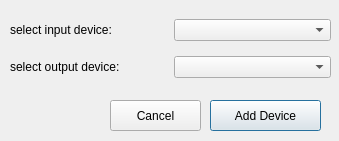
Before: the Qt Designer form addsounddev.ui in AWAH-SIP/AWAH-SIP_Desktop-GUI, drawn with Qt 5.
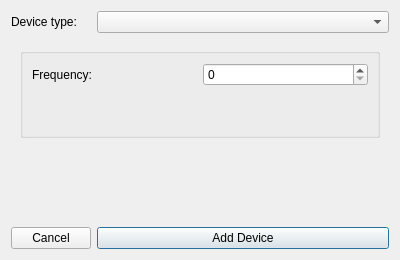
After: the same form once the commit is applied. The open tabs and pages were chosen to show the change.

Commit message: issue #17 combined sound dev buttons to one

```diff
--- a/addsounddev.ui
+++ b/addsounddev.ui
@@ -6,79 +6,187 @@
    <rect>
     <x>0</x>
     <y>0</y>
-    <width>339</width>
-    <height>141</height>
+    <width>400</width>
+    <height>260</height>
    </rect>
   </property>
   <property name="minimumSize">
    <size>
-    <width>339</width>
-    <height>141</height>
+    <width>400</width>
+    <height>260</height>
    </size>
   </property>
   <property name="maximumSize">
    <size>
-    <width>339</width>
-    <height>141</height>
+    <width>10000</width>
+    <height>10000</height>
    </size>
   </property>
   <property name="windowTitle">
    <string>add sound device</string>
   </property>
-  <widget class="QWidget" name="layoutWidget">
-   <property name="geometry">
-    <rect>
-     <x>10</x>
-     <y>10</y>
-     <width>321</width>
-     <height>78</height>
-    </rect>
-   </property>
-   <layout class="QGridLayout" name="gridLayout">
-    <item row="1" column="1">
-     <widget class="QComboBox" name="comboBox_PbDev"/>
-    </item>
+  <layout class="QFormLayout" name="formLayout">
     <item row="0" column="0">
-     <widget class="QLabel" name="label_indev">
+    <widget class="QLabel" name="labelDeviceType">
       <property name="text">
-       <string>select input device:</string>
+      <string>Device type:</string>
       </property>
      </widget>
     </item>
+   <item row="0" column="1">
+    <widget class="QComboBox" name="comboBox_devType">
+     <property name="minimumSize">
+      <size>
+       <width>140</width>
+       <height>0</height>
+      </size>
+     </property>
+    </widget>
+   </item>
+   <item row="1" column="0" colspan="2">
+    <widget class="QStackedWidget" name="stackedWidget">
+     <property name="currentIndex">
+      <number>2</number>
+     </property>
+     <widget class="QWidget" name="pageSounddev">
+      <layout class="QFormLayout" name="formLayout_2">
+       <item row="0" column="0" colspan="2">
+        <widget class="QGroupBox" name="groupSounddev">
+         <property name="title">
+          <string/>
+         </property>
+         <layout class="QGridLayout" name="gridLayout_5">
     <item row="0" column="1">
      <widget class="QComboBox" name="comboBox_RecDev"/>
     </item>
-    <item row="1" column="0">
+          <item row="2" column="1">
+           <widget class="QComboBox" name="comboBox_PbDev"/>
+          </item>
+          <item row="2" column="0">
      <widget class="QLabel" name="label_outdev">
       <property name="text">
        <string>select output device:</string>
       </property>
      </widget>
     </item>
-   </layout>
-  </widget>
-  <widget class="QPushButton" name="pushButton_addDev">
-   <property name="geometry">
-    <rect>
-     <x>210</x>
-     <y>100</y>
-     <width>111</width>
-     <height>31</height>
-    </rect>
-   </property>
+          <item row="0" column="0">
+           <widget class="QLabel" name="label_indev">
+            <property name="text">
+             <string>select input device:</string>
+            </property>
+           </widget>
+          </item>
+          <item row="3" column="0">
+           <spacer name="verticalSpacer_2">
+            <property name="orientation">
+             <enum>Qt::Vertical</enum>
+            </property>
+            <property name="sizeHint" stdset="0">
+             <size>
+              <width>20</width>
+              <height>40</height>
+             </size>
+            </property>
+           </spacer>
+          </item>
+         </layout>
+        </widget>
+       </item>
+      </layout>
+     </widget>
+     <widget class="QWidget" name="pageGenerator">
+      <layout class="QGridLayout" name="gridLayout">
+       <item row="0" column="0">
+        <widget class="QGroupBox" name="groupGenerator">
+         <property name="title">
+          <string/>
+         </property>
+         <layout class="QGridLayout" name="gridLayout_2">
+          <item row="0" column="1">
+           <widget class="QSpinBox" name="spinBox_GenFreq"/>
+          </item>
+          <item row="0" column="0">
+           <widget class="QLabel" name="label_Freq">
    <property name="text">
-    <string>Add Device</string>
-   </property>
-  </widget>
+             <string>Frequency:</string>
+            </property>
+           </widget>
+          </item>
+          <item row="1" column="0">
+           <spacer name="verticalSpacer">
+            <property name="orientation">
+             <enum>Qt::Vertical</enum>
+            </property>
+            <property name="sizeHint" stdset="0">
+             <size>
+              <width>20</width>
+              <height>40</height>
+             </size>
+            </property>
+           </spacer>
+          </item>
+         </layout>
+        </widget>
+       </item>
+       <item row="1" column="0">
+        <spacer name="verticalSpacer_3">
+         <property name="orientation">
+          <enum>Qt::Vertical</enum>
+         </property>
+         <property name="sizeHint" stdset="0">
+          <size>
+           <width>20</width>
+           <height>40</height>
+          </size>
+         </property>
+        </spacer>
+       </item>
+      </layout>
+     </widget>
+     <widget class="QWidget" name="page_FilePlayer">
+      <layout class="QGridLayout" name="gridLayout_4">
+       <item row="0" column="0">
+        <widget class="QGroupBox" name="groupFilePayer">
+         <property name="title">
+          <string/>
+         </property>
+         <layout class="QGridLayout" name="gridLayout_3">
+          <item row="0" column="0">
+           <widget class="QLabel" name="label_payerName">
+            <property name="text">
+             <string>Plaver Name:</string>
+            </property>
+           </widget>
+          </item>
+          <item row="1" column="1">
+           <widget class="QLineEdit" name="lineEdit_playerPath"/>
+          </item>
+          <item row="1" column="0">
+           <widget class="QLabel" name="label_PlyerPath">
+            <property name="text">
+             <string>File path:</string>
+            </property>
+           </widget>
+          </item>
+          <item row="0" column="1">
+           <widget class="QLineEdit" name="lineEdit_playerName"/>
+          </item>
+          <item row="2" column="1">
+           <widget class="QLabel" name="label_16bitInfo">
+            <property name="text">
+             <string>(only 16bit wave files are supported)</string>
+            </property>
+           </widget>
+          </item>
+         </layout>
+        </widget>
+       </item>
+      </layout>
+     </widget>
+    </widget>
+   </item>
+   <item row="3" column="0">
   <widget class="QPushButton" name="pushButton_cancel">
-   <property name="geometry">
-    <rect>
-     <x>110</x>
-     <y>100</y>
-     <width>91</width>
-     <height>31</height>
-    </rect>
-   </property>
    <property name="text">
     <string>Cancel</string>
    </property>
@@ -86,6 +194,15 @@
     <bool>false</bool>
    </property>
   </widget>
+   </item>
+   <item row="3" column="1">
+    <widget class="QPushButton" name="pushButton_addDev">
+     <property name="text">
+      <string>Add Device</string>
+     </property>
+    </widget>
+   </item>
+  </layout>
  </widget>
  <resources/>
  <connections/>
```
Lines whose indentation alone changed are shown as unchanged. The commit also changes 5 other files.
